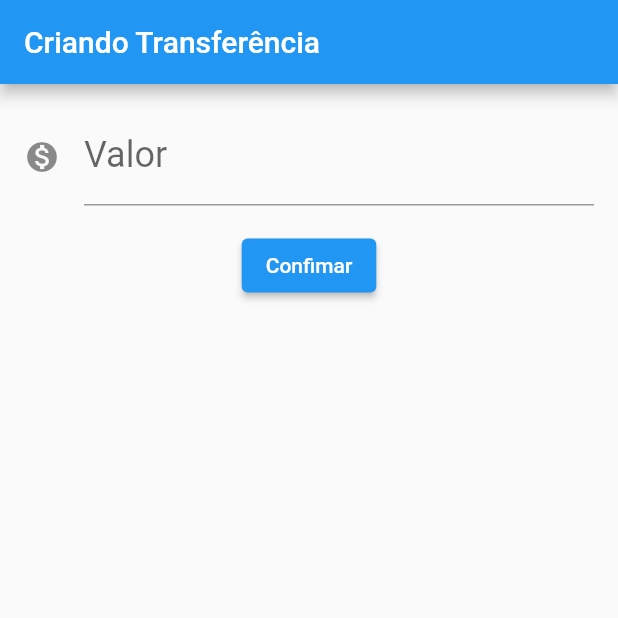
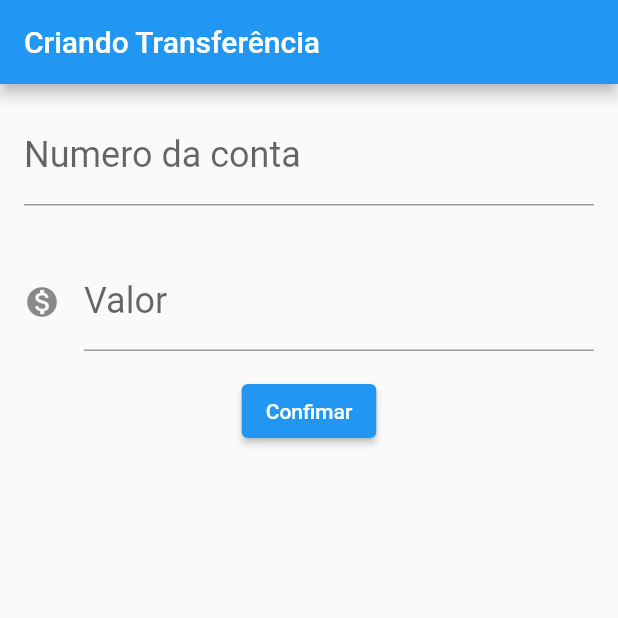
Before and after one commit to Allysontecn23/Flutter, a Flutter app: the screen it shows after launch, after a tap on "Confimar", on a phone screen of 412 x 824 dp, the top half of it. Run offline on Flutter 3.47's test engine with Material 2 defaults, Android fonts, the phone set to English and light mode, and no system bars.

```diff
--- a/bytebank/lib/main.dart
+++ b/bytebank/lib/main.dart
@@ -9,7 +9,7 @@ class BytebankApp extends StatelessWidget {
 
   @override
   Widget build(BuildContext context) {
-    return  MaterialApp(
+    return MaterialApp(
       home: Scaffold(
         body: FormularioTransferencia(),
       ),
@@ -62,7 +62,6 @@ class Transferencia {
 
   Transferencia(this.valor, this.numeroConta);
 
-
   @override
   String toString() {
     return 'Transparecia{valor: $valor, numeroConta: $numeroConta}';
@@ -70,50 +69,47 @@ class Transferencia {
 }
 
 class FormularioTransferencia extends StatelessWidget {
-
   final TextEditingController _controladorCampoNumeroConta = TextEditingController();
   final TextEditingController _controladorCampoValor = TextEditingController();
 
   FormularioTransferencia({super.key});
 
-
   @override
   Widget build(BuildContext context) {
-    return  Scaffold(
+    return Scaffold(
       appBar: AppBar(
         title: const Text("Criando Transferência"),
       ),
-      body:  Column(
+      body: Column(
         children: [
-
-            Padding(
-            padding: const EdgeInsets.all(16.0),
-             child:  TextField(
-              controller: _controladorCampoValor,
-              decoration: const InputDecoration(
-                icon: Icon(Icons.monetization_on),
-                labelText: "Valor",
-                labelStyle: TextStyle(
-                  fontSize: 24.0
+          Editor(
+            controlador: _controladorCampoNumeroConta,
+            dica: "0000",
+            rotulo: "Numero da conta",
           ),
-                hintText: "0.00",
-              ),
-              keyboardType: TextInputType.number,
-             ),
+          Editor(
+            controlador: _controladorCampoValor,
+            dica: "0.00",
+            rotulo: "Valor",
+            icone: Icons.monetization_on,
           ),
           ElevatedButton(
               onPressed: () {
-              final int? numeroConta = int.tryParse(_controladorCampoNumeroConta.text);
-              final double? valor = double.tryParse(_controladorCampoValor.text);
-              if(numeroConta != null && valor != null) {
-                final transferenciaCriada = Transferencia(valor, numeroConta);
-                debugPrint('$transferenciaCriada');
-              }
+                _criaTransferencia();
               },
               child: const Text("Confimar"))
         ],
       ),
     );
+  }
+
+  void _criaTransferencia() {
+    final int? numeroConta = int.tryParse(_controladorCampoNumeroConta.text);
+    final double? valor = double.tryParse(_controladorCampoValor.text);
+    if (numeroConta != null && valor != null) {
+      final transferenciaCriada = Transferencia(valor, numeroConta);
+      debugPrint('$transferenciaCriada');
+    }
   }
 }
 
@@ -121,19 +117,19 @@ class Editor extends StatelessWidget {
   final TextEditingController controlador;
   final String rotulo;
   final String dica;
-  const Editor({super.key, required this.controlador, required this.dica, required this.rotulo});
+  final IconData? icone;
+  const Editor({super.key, required this.controlador, required this.dica, required this.rotulo, this.icone});
 
   @override
   Widget build(BuildContext context) {
     return Padding(
       padding: const EdgeInsets.all(16.0),
-             child:  TextField(
+      child: TextField(
         controller: controlador,
-              decoration:  InputDecoration(
+        decoration: InputDecoration(
+          icon: icone != null ? Icon(icone) : null,
           labelText: rotulo,
-                labelStyle: const TextStyle(
-                  fontSize: 24.0
-                ),
+          labelStyle: const TextStyle(fontSize: 24.0),
           hintText: dica,
         ),
         keyboardType: TextInputType.number,
```
Lines whose indentation alone changed are shown as unchanged.
